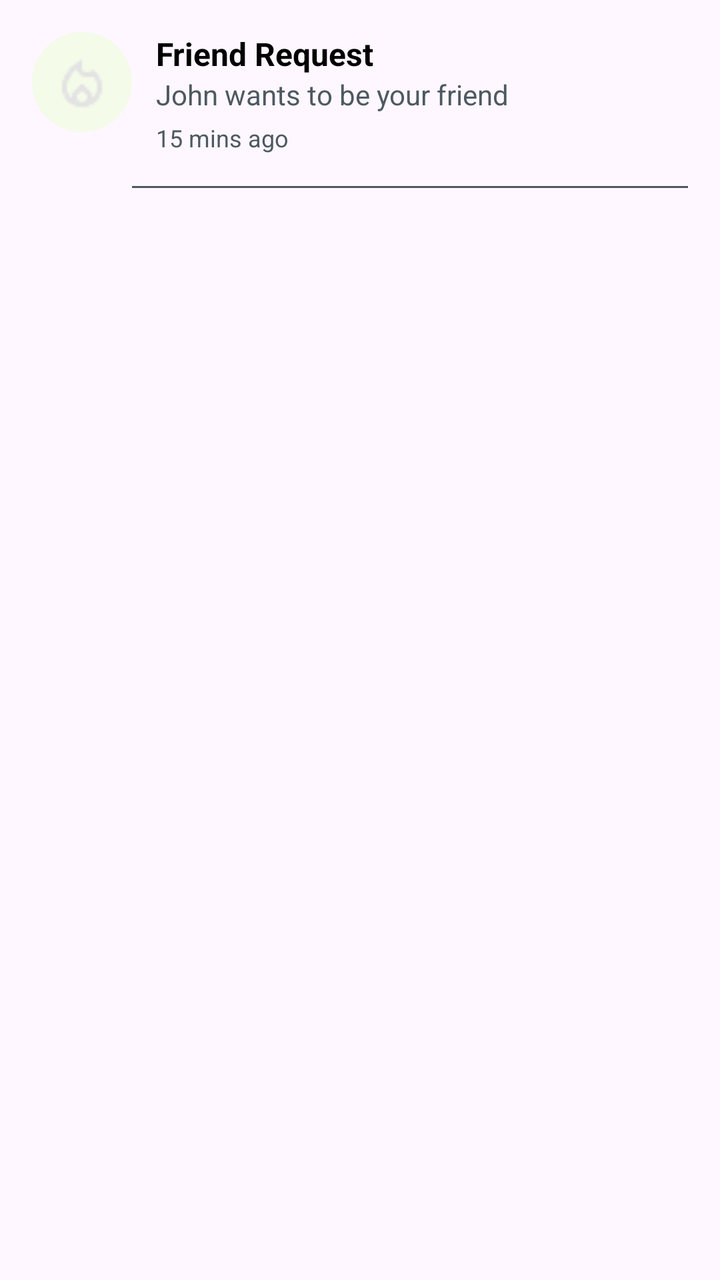
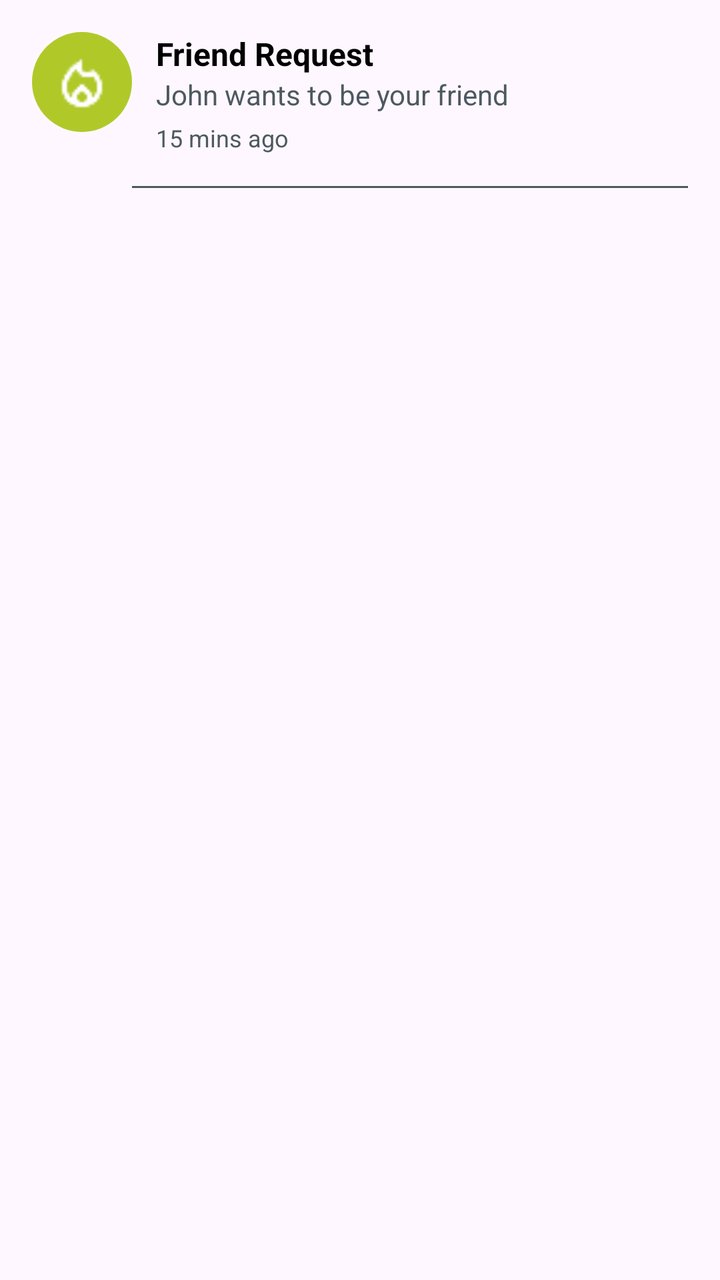

Before-and-after screenshots of an Android layout around one commit, followed by the original layout XML and the change that was made.
<!-- AndroidManifest.xml: application theme Theme.CapFit -->
<!-- res/layout/item_notification.xml -->
<?xml version="1.0" encoding="utf-8"?>
<androidx.constraintlayout.widget.ConstraintLayout
    xmlns:android="http://schemas.android.com/apk/res/android"
    xmlns:app="http://schemas.android.com/apk/res-auto"
    android:layout_width="match_parent"
    android:layout_height="wrap_content"
    android:padding="16dp">

    <FrameLayout
        android:id="@+id/iconBg"
        android:layout_width="50dp"
        android:layout_height="50dp"
        android:background="@drawable/bg_notification_circle"
        android:padding="10dp"
        app:layout_constraintStart_toStartOf="parent"
        app:layout_constraintTop_toTopOf="parent">

        <ImageView
            android:id="@+id/imgIcon"
            android:layout_width="match_parent"
            android:layout_height="match_parent"
            android:src="@drawable/ic_calories"
            android:contentDescription="icon" />
    </FrameLayout>

    <TextView
        android:id="@+id/tvTitle"
        android:layout_width="0dp"
        android:layout_height="wrap_content"
        android:text="Friend Request"
        android:textColor="@color/black"
        android:textSize="16sp"
        android:textStyle="bold"
        android:paddingStart="12dp"
        app:layout_constraintStart_toEndOf="@id/iconBg"
        app:layout_constraintTop_toTopOf="@id/iconBg"
        app:layout_constraintEnd_toEndOf="parent" />

    <TextView
        android:id="@+id/tvSubtitle"
        android:layout_width="0dp"
        android:layout_height="wrap_content"
        android:text="John wants to be your friend"
        android:textColor="@color/light_grey"
        android:textSize="14sp"
        android:paddingStart="12dp"
        app:layout_constraintStart_toStartOf="@id/tvTitle"
        app:layout_constraintTop_toBottomOf="@id/tvTitle"
        app:layout_constraintEnd_toEndOf="parent" />

    <TextView
        android:id="@+id/tvTime"
        android:layout_width="wrap_content"
        android:layout_height="wrap_content"
        android:text="15 mins ago"
        android:textColor="@color/light_grey"
        android:textSize="12sp"
        android:paddingStart="12dp"
        android:paddingTop="4dp"
        app:layout_constraintStart_toStartOf="@id/tvTitle"
        app:layout_constraintTop_toBottomOf="@id/tvSubtitle" />

    <LinearLayout
        android:id="@+id/actionButtonsLayout"
        android:layout_width="wrap_content"
        android:layout_height="wrap_content"
        android:orientation="horizontal"
        android:paddingTop="12dp"
        android:visibility="gone"
        app:layout_constraintStart_toStartOf="@id/tvTitle"
        app:layout_constraintTop_toBottomOf="@id/tvTime">

        <Button
            android:id="@+id/btnAccept"
            android:layout_width="wrap_content"
            android:layout_height="wrap_content"
            android:text="Accept"
            android:textAllCaps="false"
            android:backgroundTint="@color/green"
            android:textColor="@color/white"
            android:paddingLeft="16dp"
            android:paddingRight="16dp"
            android:layout_marginEnd="12dp" />

        <Button
            android:id="@+id/btnReject"
            android:layout_width="wrap_content"
            android:layout_height="wrap_content"
            android:text="Reject"
            android:textAllCaps="false"
            android:backgroundTint="@android:color/holo_red_dark"
            android:textColor="@color/white"
            android:paddingLeft="16dp"
            android:paddingRight="16dp" />
    </LinearLayout>

    <View
        android:id="@+id/divider"
        android:layout_width="0dp"
        android:layout_height="1dp"
        android:background="@color/light_grey"
        app:layout_constraintTop_toBottomOf="@id/actionButtonsLayout"
        app:layout_constraintStart_toStartOf="@id/tvTitle"
        app:layout_constraintEnd_toEndOf="parent"
        android:layout_marginTop="16dp" />

</androidx.constraintlayout.widget.ConstraintLayout>
<!-- resources referenced by this layout -->
<resources>
  <color name="black">#FF000000</color>
  <color name="green">#4CAF50</color>
  <color name="light_grey">#E63A4750</color>
  <color name="white">#FFFFFF</color>
  <!-- drawable bg_notification_circle (drawable) -->
  <?xml version="1.0" encoding="utf-8"?>
  <shape xmlns:android="http://schemas.android.com/apk/res/android"
      android:shape="oval">
      <solid android:color="#F4FBE9"/> 
  </shape>
  <!-- drawable ic_calories: png bitmap (drawable, 569 bytes) -->
  <style name="Theme.CapFit" parent="Base.Theme.CapFit" />
  <style name="Base.Theme.CapFit" parent="Theme.Material3.DayNight.NoActionBar">
          
          
      </style>
</resources>

<!-- the commit's change to res/layout/item_notification.xml (unified diff, before → after) -->
@@ -20,6 +20,7 @@
             android:layout_width="match_parent"
             android:layout_height="match_parent"
             android:src="@drawable/ic_calories"
+            app:tint="@android:color/white"
             android:contentDescription="icon" />
     </FrameLayout>
 
<!-- resource entries referenced after the edit -->
@@ -8,10 +8,11 @@
   <?xml version="1.0" encoding="utf-8"?>
   <shape xmlns:android="http://schemas.android.com/apk/res/android"
       android:shape="oval">
-      <solid android:color="#F4FBE9"/> 
+      <solid android:color="@color/light_green"/> 
   </shape>
   <!-- drawable ic_calories: png bitmap (drawable, 569 bytes) -->
   <style name="Theme.CapFit" parent="Base.Theme.CapFit" />
+  <color name="light_green">#B0C929</color>
   <style name="Base.Theme.CapFit" parent="Theme.Material3.DayNight.NoActionBar">
           
           
